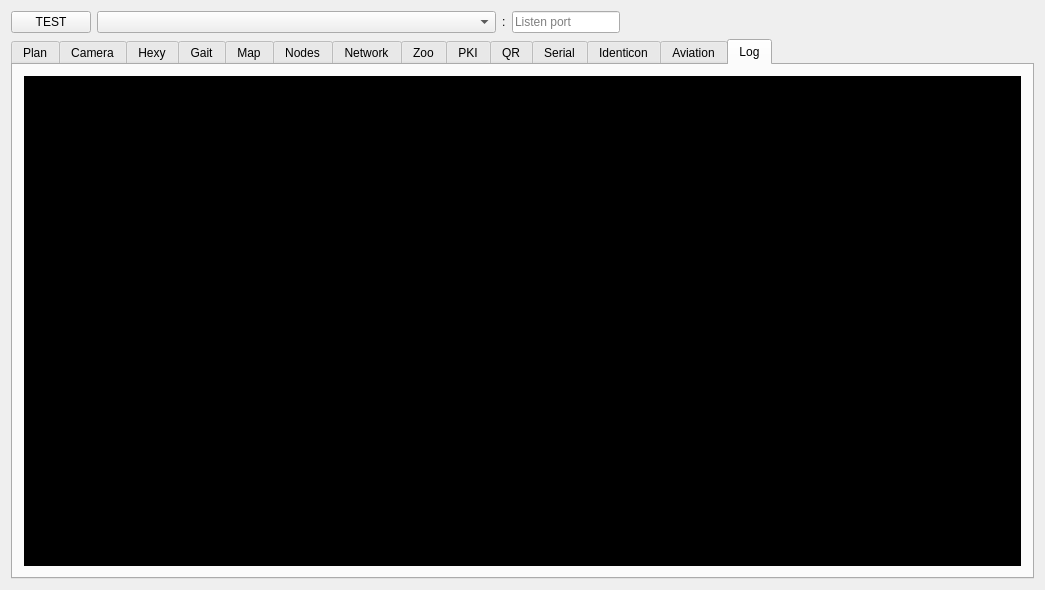
This is libs/libcore/ui/HubWindow.ui in mrdeveloperdude/OctoMY as Qt 5 draws it before an edit. The edited form follows.
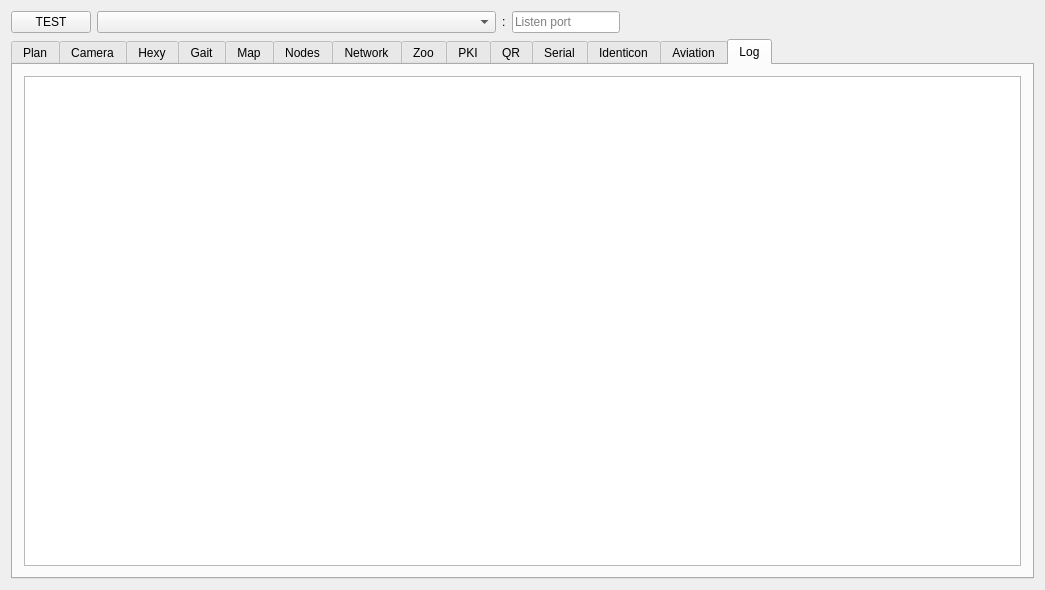
This is the edited form. The open tabs and pages were chosen to show the change. Icons and pictures are not drawn. Custom widgets are drawn as their Qt base class.

The edit to the form file:
```diff
--- a/libs/libcore/ui/HubWindow.ui
+++ b/libs/libcore/ui/HubWindow.ui
@@ -630,436 +630,6 @@
             <verstretch>0</verstretch>
            </sizepolicy>
           </property>
-          <property name="palette">
-           <palette>
-            <active>
-             <colorrole role="WindowText">
-              <brush brushstyle="SolidPattern">
-               <color alpha="255">
-                <red>119</red>
-                <green>255</green>
-                <blue>243</blue>
-               </color>
-              </brush>
-             </colorrole>
-             <colorrole role="Button">
-              <brush brushstyle="SolidPattern">
-               <color alpha="255">
-                <red>0</red>
-                <green>0</green>
-                <blue>0</blue>
-               </color>
-              </brush>
-             </colorrole>
-             <colorrole role="Light">
-              <brush brushstyle="SolidPattern">
-               <color alpha="255">
-                <red>0</red>
-                <green>0</green>
-                <blue>0</blue>
-               </color>
-              </brush>
-             </colorrole>
-             <colorrole role="Midlight">
-              <brush brushstyle="SolidPattern">
-               <color alpha="255">
-                <red>0</red>
-                <green>0</green>
-                <blue>0</blue>
-               </color>
-              </brush>
-             </colorrole>
-             <colorrole role="Dark">
-              <brush brushstyle="SolidPattern">
-               <color alpha="255">
-                <red>0</red>
-                <green>0</green>
-                <blue>0</blue>
-               </color>
-              </brush>
-             </colorrole>
-             <colorrole role="Mid">
-              <brush brushstyle="SolidPattern">
-               <color alpha="255">
-                <red>0</red>
-                <green>0</green>
-                <blue>0</blue>
-               </color>
-              </brush>
-             </colorrole>
-             <colorrole role="Text">
-              <brush brushstyle="SolidPattern">
-               <color alpha="255">
-                <red>119</red>
-                <green>254</green>
-                <blue>242</blue>
-               </color>
-              </brush>
-             </colorrole>
-             <colorrole role="BrightText">
-              <brush brushstyle="SolidPattern">
-               <color alpha="255">
-                <red>119</red>
-                <green>254</green>
-                <blue>242</blue>
-               </color>
-              </brush>
-             </colorrole>
-             <colorrole role="ButtonText">
-              <brush brushstyle="SolidPattern">
-               <color alpha="255">
-                <red>255</red>
-                <green>255</green>
-                <blue>255</blue>
-               </color>
-              </brush>
-             </colorrole>
-             <colorrole role="Base">
-              <brush brushstyle="SolidPattern">
-               <color alpha="255">
-                <red>0</red>
-                <green>0</green>
-                <blue>0</blue>
-               </color>
-              </brush>
-             </colorrole>
-             <colorrole role="Window">
-              <brush brushstyle="SolidPattern">
-               <color alpha="255">
-                <red>0</red>
-                <green>0</green>
-                <blue>0</blue>
-               </color>
-              </brush>
-             </colorrole>
-             <colorrole role="Shadow">
-              <brush brushstyle="SolidPattern">
-               <color alpha="255">
-                <red>0</red>
-                <green>0</green>
-                <blue>0</blue>
-               </color>
-              </brush>
-             </colorrole>
-             <colorrole role="AlternateBase">
-              <brush brushstyle="SolidPattern">
-               <color alpha="255">
-                <red>0</red>
-                <green>0</green>
-                <blue>0</blue>
-               </color>
-              </brush>
-             </colorrole>
-             <colorrole role="ToolTipBase">
-              <brush brushstyle="SolidPattern">
-               <color alpha="255">
-                <red>255</red>
-                <green>255</green>
-                <blue>220</blue>
-               </color>
-              </brush>
-             </colorrole>
-             <colorrole role="ToolTipText">
-              <brush brushstyle="SolidPattern">
-               <color alpha="255">
-                <red>0</red>
-                <green>0</green>
-                <blue>0</blue>
-               </color>
-              </brush>
-             </colorrole>
-            </active>
-            <inactive>
-             <colorrole role="WindowText">
-              <brush brushstyle="SolidPattern">
-               <color alpha="255">
-                <red>119</red>
-                <green>255</green>
-                <blue>243</blue>
-               </color>
-              </brush>
-             </colorrole>
-             <colorrole role="Button">
-              <brush brushstyle="SolidPattern">
-               <color alpha="255">
-                <red>0</red>
-                <green>0</green>
-                <blue>0</blue>
-               </color>
-              </brush>
-             </colorrole>
-             <colorrole role="Light">
-              <brush brushstyle="SolidPattern">
-               <color alpha="255">
-                <red>0</red>
-                <green>0</green>
-                <blue>0</blue>
-               </color>
-              </brush>
-             </colorrole>
-             <colorrole role="Midlight">
-              <brush brushstyle="SolidPattern">
-               <color alpha="255">
-                <red>0</red>
-                <green>0</green>
-                <blue>0</blue>
-               </color>
-              </brush>
-             </colorrole>
-             <colorrole role="Dark">
-              <brush brushstyle="SolidPattern">
-               <color alpha="255">
-                <red>0</red>
-                <green>0</green>
-                <blue>0</blue>
-               </color>
-              </brush>
-             </colorrole>
-             <colorrole role="Mid">
-              <brush brushstyle="SolidPattern">
-               <color alpha="255">
-                <red>0</red>
-                <green>0</green>
-                <blue>0</blue>
-               </color>
-              </brush>
-             </colorrole>
-             <colorrole role="Text">
-              <brush brushstyle="SolidPattern">
-               <color alpha="255">
-                <red>119</red>
-                <green>254</green>
-                <blue>242</blue>
-               </color>
-              </brush>
-             </colorrole>
-             <colorrole role="BrightText">
-              <brush brushstyle="SolidPattern">
-               <color alpha="255">
-                <red>119</red>
-                <green>254</green>
-                <blue>242</blue>
-               </color>
-              </brush>
-             </colorrole>
-             <colorrole role="ButtonText">
-              <brush brushstyle="SolidPattern">
-               <color alpha="255">
-                <red>255</red>
-                <green>255</green>
-                <blue>255</blue>
-               </color>
-              </brush>
-             </colorrole>
-             <colorrole role="Base">
-              <brush brushstyle="SolidPattern">
-               <color alpha="255">
-                <red>0</red>
-                <green>0</green>
-                <blue>0</blue>
-               </color>
-              </brush>
-             </colorrole>
-             <colorrole role="Window">
-              <brush brushstyle="SolidPattern">
-               <color alpha="255">
-                <red>0</red>
-                <green>0</green>
-                <blue>0</blue>
-               </color>
-              </brush>
-             </colorrole>
-             <colorrole role="Shadow">
-              <brush brushstyle="SolidPattern">
-               <color alpha="255">
-                <red>0</red>
-                <green>0</green>
-                <blue>0</blue>
-               </color>
-              </brush>
-             </colorrole>
-             <colorrole role="AlternateBase">
-              <brush brushstyle="SolidPattern">
-               <color alpha="255">
-                <red>0</red>
-                <green>0</green>
-                <blue>0</blue>
-               </color>
-              </brush>
-             </colorrole>
-             <colorrole role="ToolTipBase">
-              <brush brushstyle="SolidPattern">
-               <color alpha="255">
-                <red>255</red>
-                <green>255</green>
-                <blue>220</blue>
-               </color>
-              </brush>
-             </colorrole>
-             <colorrole role="ToolTipText">
-              <brush brushstyle="SolidPattern">
-               <color alpha="255">
-                <red>0</red>
-                <green>0</green>
-                <blue>0</blue>
-               </color>
-              </brush>
-             </colorrole>
-            </inactive>
-            <disabled>
-             <colorrole role="WindowText">
-              <brush brushstyle="SolidPattern">
-               <color alpha="255">
-                <red>0</red>
-                <green>0</green>
-                <blue>0</blue>
-               </color>
-              </brush>
-             </colorrole>
-             <colorrole role="Button">
-              <brush brushstyle="SolidPattern">
-               <color alpha="255">
-                <red>0</red>
-                <green>0</green>
-                <blue>0</blue>
-               </color>
-              </brush>
-             </colorrole>
-             <colorrole role="Light">
-              <brush brushstyle="SolidPattern">
-               <color alpha="255">
-                <red>0</red>
-                <green>0</green>
-                <blue>0</blue>
-               </color>
-              </brush>
-             </colorrole>
-             <colorrole role="Midlight">
-              <brush brushstyle="SolidPattern">
-               <color alpha="255">
-                <red>0</red>
-                <green>0</green>
-                <blue>0</blue>
-               </color>
-              </brush>
-             </colorrole>
-             <colorrole role="Dark">
-              <brush brushstyle="SolidPattern">
-               <color alpha="255">
-                <red>0</red>
-                <green>0</green>
-                <blue>0</blue>
-               </color>
-              </brush>
-             </colorrole>
-             <colorrole role="Mid">
-              <brush brushstyle="SolidPattern">
-               <color alpha="255">
-                <red>0</red>
-                <green>0</green>
-                <blue>0</blue>
-               </color>
-              </brush>
-             </colorrole>
-             <colorrole role="Text">
-              <brush brushstyle="SolidPattern">
-               <color alpha="255">
-                <red>0</red>
-                <green>0</green>
-                <blue>0</blue>
-               </color>
-              </brush>
-             </colorrole>
-             <colorrole role="BrightText">
-              <brush brushstyle="SolidPattern">
-               <color alpha="255">
-                <red>119</red>
-                <green>254</green>
-                <blue>242</blue>
-               </color>
-              </brush>
-             </colorrole>
-             <colorrole role="ButtonText">
-              <brush brushstyle="SolidPattern">
-               <color alpha="255">
-                <red>0</red>
-                <green>0</green>
-                <blue>0</blue>
-               </color>
-              </brush>
-             </colorrole>
-             <colorrole role="Base">
-              <brush brushstyle="SolidPattern">
-               <color alpha="255">
-                <red>0</red>
-                <green>0</green>
-                <blue>0</blue>
-               </color>
-              </brush>
-             </colorrole>
-             <colorrole role="Window">
-              <brush brushstyle="SolidPattern">
-               <color alpha="255">
-                <red>0</red>
-                <green>0</green>
-                <blue>0</blue>
-               </color>
-              </brush>
-             </colorrole>
-             <colorrole role="Shadow">
-              <brush brushstyle="SolidPattern">
-               <color alpha="255">
-                <red>0</red>
-                <green>0</green>
-                <blue>0</blue>
-               </color>
-              </brush>
-             </colorrole>
-             <colorrole role="AlternateBase">
-              <brush brushstyle="SolidPattern">
-               <color alpha="255">
-                <red>0</red>
-                <green>0</green>
-                <blue>0</blue>
-               </color>
-              </brush>
-             </colorrole>
-             <colorrole role="ToolTipBase">
-              <brush brushstyle="SolidPattern">
-               <color alpha="255">
-                <red>255</red>
-                <green>255</green>
-                <blue>220</blue>
-               </color>
-              </brush>
-             </colorrole>
-             <colorrole role="ToolTipText">
-              <brush brushstyle="SolidPattern">
-               <color alpha="255">
-                <red>0</red>
-                <green>0</green>
-                <blue>0</blue>
-               </color>
-              </brush>
-             </colorrole>
-            </disabled>
-           </palette>
-          </property>
-          <property name="undoRedoEnabled">
-           <bool>false</bool>
-          </property>
-          <property name="lineWrapMode">
-           <enum>QPlainTextEdit::NoWrap</enum>
-          </property>
-          <property name="readOnly">
-           <bool>true</bool>
-          </property>
-          <property name="plainText">
-           <string/>
-          </property>
-          <property name="backgroundVisible">
-           <bool>true</bool>
-          </property>
          </widget>
         </item>
        </layout>
@@ -1156,6 +726,17 @@
    <header>puppet/GaitWidget.hpp</header>
    <container>1</container>
   </customwidget>
+  <customwidget>
+   <class>MapEditor</class>
+   <extends>QWidget</extends>
+   <header>widgets/MapEditor.hpp</header>
+   <container>1</container>
+  </customwidget>
+  <customwidget>
+   <class>LogWidget</class>
+   <extends>QPlainTextEdit</extends>
+   <header>widgets/LogWidget.hpp</header>
+  </customwidget>
   <customwidget>
    <class>IdenticonWidget</class>
    <extends>QWidget</extends>
@@ -1180,12 +761,6 @@
    <header>widgets/TryToggle.hpp</header>
    <container>1</container>
   </customwidget>
-  <customwidget>
-   <class>MapEditor</class>
-   <extends>QWidget</extends>
-   <header>widgets/MapEditor.hpp</header>
-   <container>1</container>
-  </customwidget>
   <customwidget>
    <class>QRWidget</class>
    <extends>QWidget</extends>
```
Left out of the diff: 4 changed lines with no effect on the pictures.
